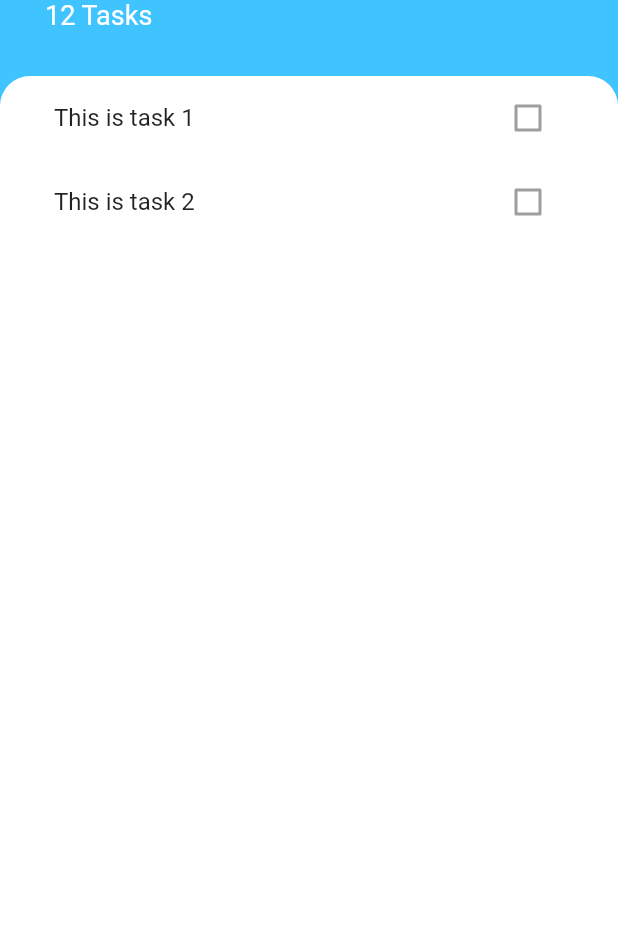
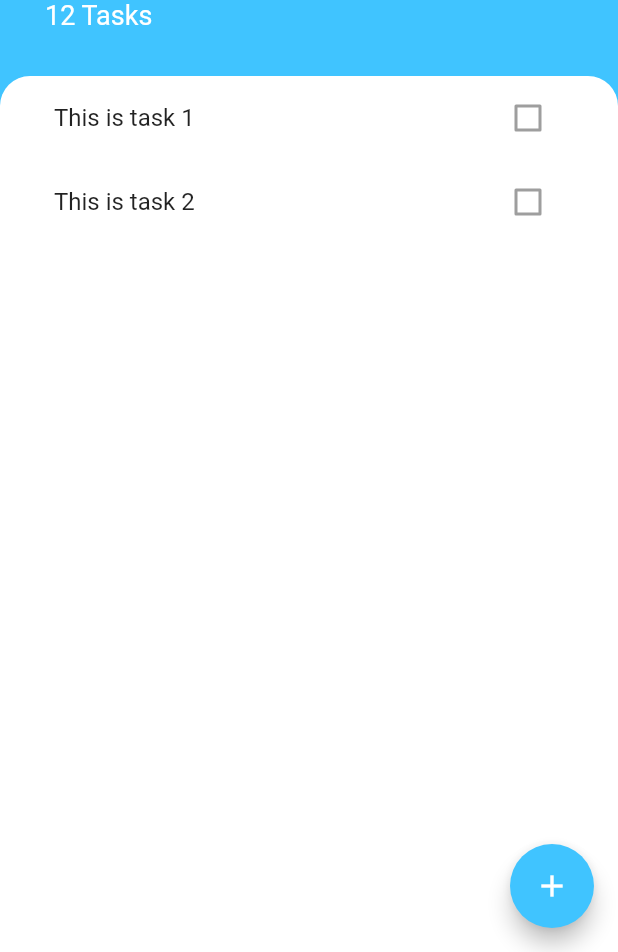
Before and after one commit to harchani-ritik/Todo_List_App, a Flutter app: the screen it shows after launch, on a phone screen of 412 x 824 dp, the part 284-1236 px from its top. Run offline on Flutter 3.47's test engine with Material 2 defaults, Android fonts, the phone set to English and light mode, and no system bars.

Commit message:
UI Modification

```diff
--- a/lib/screens/tasks_screen.dart
+++ b/lib/screens/tasks_screen.dart
@@ -1,9 +1,19 @@
 import 'package:flutter/material.dart';
+import 'package:todo_list_app/screens/add_tasks_screen.dart';
+import 'package:todo_list_app/widgets/tasks_lists.dart';
 
 class TasksScreen extends StatelessWidget {
   @override
   Widget build(BuildContext context) {
     return Scaffold(
+      floatingActionButton: FloatingActionButton(
+        onPressed: (){
+          showModalBottomSheet(context: context, builder: (context)=> AddTasksScreen());
+        },
+        backgroundColor: Colors.lightBlueAccent,
+        child: Icon(Icons.add,
+        ),
+      ),
       backgroundColor: Colors.lightBlueAccent,
       body: Column(
         crossAxisAlignment: CrossAxisAlignment.start,
@@ -51,22 +61,7 @@ class TasksScreen extends StatelessWidget {
                   color: Colors.white,
                   borderRadius: BorderRadius.only(topLeft: Radius.circular(20.0),topRight:Radius.circular(20.0), )
               ),
-              child: ListView(
-                children: <Widget>[
-                  ListTile(
-                    title: Text('This is task 1'),
-                    trailing: Checkbox(
-                      value: false,
-                    ),
-                  ),
-                  ListTile(
-                    title: Text('This is task 2'),
-                    trailing: Checkbox(
-                      value: false,
-                    ),
-                  ),
-                ],
-              ),
+              child: TasksList(),
             ),
           )
         ],
--- /dev/null
+++ b/lib/widgets/tasks_lists.dart
@@ -0,0 +1,14 @@
+import 'package:flutter/material.dart';
+import 'tasks_tile.dart';
+
+class TasksList extends StatelessWidget {
+  @override
+  Widget build(BuildContext context) {
+    return ListView(
+      children: <Widget>[
+        TasksTile('This is task 1'),
+        TasksTile('This is task 2'),
+      ],
+    );
+  }
+}
--- /dev/null
+++ b/lib/widgets/tasks_tile.dart
@@ -0,0 +1,17 @@
+import 'package:flutter/material.dart';
+
+class TasksTile extends StatelessWidget {
+  final String text;
+
+  TasksTile(this.text);
+
+  @override
+  Widget build(BuildContext context) {
+    return ListTile(
+      title: Text(text),
+      trailing: Checkbox(
+        value: false,
+      ),
+    );
+  }
+}
```
Also changed, not shown: lib/screens/add_tasks_screen.dart (added, +50 -0 lines).
